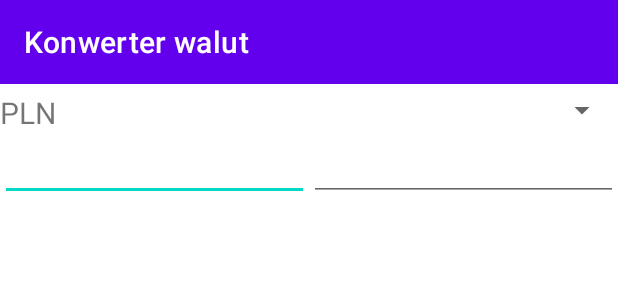
After one commit to JankDev/AndroidStudioProjects, an Android app: the layout activity_converter_view.xml on its own in the app's theme, with its tools: preview values and no code run, on a phone screen of 412 x 824 dp. The commit adds this screen. Shown: the top 300 px of the screen. Run offline under Robolectric (Android 15) with nearby library versions, the phone set to English and light mode, and no system bars; network calls fail.

Commit message:
Add converter view

```diff
--- a/kursy_walut/Robert_Kraut_cz_8/app/build.gradle
+++ b/kursy_walut/Robert_Kraut_cz_8/app/build.gradle
@@ -47,7 +47,8 @@ dependencies {
     implementation 'com.squareup.retrofit2:converter-moshi:2.9.0'
     implementation 'com.squareup.okhttp3:logging-interceptor:4.2.1'
     implementation 'com.github.AnyChart:AnyChart-Android:1.1.2'
-    implementation 'androidx.recyclerview:recyclerview:1.1.0'
+    implementation 'androidx.recyclerview:recyclerview:1.2.0'
+    implementation "androidx.core:core-ktx:1.3.2"
     implementation 'androidx.legacy:legacy-support-v4:1.0.0'
     implementation 'com.github.blongho:worldCountryData:1.5.1'
     testImplementation 'junit:junit:4.13.2'
--- a/kursy_walut/Robert_Kraut_cz_8/app/src/main/AndroidManifest.xml
+++ b/kursy_walut/Robert_Kraut_cz_8/app/src/main/AndroidManifest.xml
@@ -11,7 +11,8 @@
         android:roundIcon="@mipmap/ic_launcher_round"
         android:supportsRtl="true"
         android:theme="@style/Theme.Robert_Kraut_cz_8">
-        <activity android:name=".view.GoldViewActivity"></activity>
+        <activity android:name=".view.ConverterView"></activity>
+        <activity android:name=".view.GoldViewActivity" />
         <activity
             android:name=".view.CurrencyViewListActivity"
             android:label="@string/title_currencyview_list"
--- a/kursy_walut/Robert_Kraut_cz_8/app/src/main/java/pl/agh/robert_kraut_cz_8/MainActivity.kt
+++ b/kursy_walut/Robert_Kraut_cz_8/app/src/main/java/pl/agh/robert_kraut_cz_8/MainActivity.kt
@@ -5,6 +5,7 @@ import android.os.Bundle
 import android.view.View
 import androidx.appcompat.app.AppCompatActivity
 import com.blongho.country_data.World
+import pl.agh.robert_kraut_cz_8.view.ConverterView
 import pl.agh.robert_kraut_cz_8.view.CurrencyViewListActivity
 import pl.agh.robert_kraut_cz_8.view.GoldViewActivity
 
@@ -28,4 +29,9 @@ class MainActivity : AppCompatActivity() {
     fun onExitButtonClick(view: View) {
         finishAffinity()
     }
+
+    fun onViewConverterClick(view: View){
+        val intent = Intent(this,ConverterView::class.java)
+        startActivity(intent)
+    }
 }
--- /dev/null
+++ b/kursy_walut/Robert_Kraut_cz_8/app/src/main/res/layout/activity_converter_view.xml
@@ -0,0 +1,62 @@
+<?xml version="1.0" encoding="utf-8"?>
+<LinearLayout xmlns:android="http://schemas.android.com/apk/res/android"
+    xmlns:app="http://schemas.android.com/apk/res-auto"
+    xmlns:tools="http://schemas.android.com/tools"
+    android:layout_width="match_parent"
+    android:layout_height="match_parent"
+    android:orientation="vertical"
+    tools:context=".view.ConverterView" >
+
+    <androidx.appcompat.widget.Toolbar
+        android:id="@+id/toolbar2"
+        android:layout_width="match_parent"
+        android:layout_height="wrap_content"
+        android:background="?attr/colorPrimary"
+        android:minHeight="?attr/actionBarSize"
+        android:theme="?attr/actionBarTheme"
+        app:title="@string/convert_toolbar_title" />
+
+    <LinearLayout
+        android:layout_width="match_parent"
+        android:layout_height="wrap_content"
+        android:layout_marginTop="5dp"
+        android:orientation="horizontal"
+        android:weightSum="2">
+
+        <TextView
+            android:id="@+id/textView2"
+            android:layout_width="0dp"
+            android:layout_height="wrap_content"
+            android:layout_weight="1"
+            android:text="@string/pln"
+            android:textSize="20sp" />
+
+        <Spinner
+            android:id="@+id/currencySpinner"
+            android:layout_width="0dp"
+            android:layout_height="wrap_content"
+            android:layout_weight="1" />
+    </LinearLayout>
+
+    <LinearLayout
+        android:layout_width="match_parent"
+        android:layout_height="wrap_content"
+        android:orientation="horizontal">
+
+        <EditText
+            android:id="@+id/convertPln"
+            android:layout_width="wrap_content"
+            android:layout_height="wrap_content"
+            android:layout_weight="1"
+            android:ems="10"
+            android:inputType="numberDecimal" />
+
+        <EditText
+            android:id="@+id/convertOther"
+            android:layout_width="wrap_content"
+            android:layout_height="wrap_content"
+            android:layout_weight="1"
+            android:ems="10"
+            android:inputType="numberDecimal" />
+    </LinearLayout>
+</LinearLayout>
--- a/kursy_walut/Robert_Kraut_cz_8/app/src/main/res/layout/activity_main.xml
+++ b/kursy_walut/Robert_Kraut_cz_8/app/src/main/res/layout/activity_main.xml
@@ -80,6 +80,7 @@
         android:layout_marginEnd="32dp"
         android:layout_marginBottom="16dp"
         android:drawableTop="@mipmap/conversion"
+        android:onClick="onViewConverterClick"
         android:text="@string/convert"
         android:textColor="@color/black"
         app:backgroundTint="@color/white"
--- a/kursy_walut/Robert_Kraut_cz_8/app/src/main/res/values/dimens.xml
+++ b/kursy_walut/Robert_Kraut_cz_8/app/src/main/res/values/dimens.xml
@@ -5,4 +5,5 @@
     <dimen name="app_bar_height">200dp</dimen>
     <dimen name="item_width">200dp</dimen>
     <dimen name="text_margin">16dp</dimen>
+    <dimen name="font_size">20sp</dimen>
 </resources>
--- a/kursy_walut/Robert_Kraut_cz_8/app/src/main/res/values/strings.xml
+++ b/kursy_walut/Robert_Kraut_cz_8/app/src/main/res/values/strings.xml
@@ -11,4 +11,6 @@
     <string name="current_price">Aktualny kurs</string>
     <string name="last7_chart_title">Kurs za ostatnie 7 dni</string>
     <string name="last30_chart_title">Kurs za ostatnie 30 dni</string>
+    <string name="convert_toolbar_title">Konwerter walut</string>
+    <string name="pln">PLN</string>
 </resources>
```
Also changed, not shown: kursy_walut/Robert_Kraut_cz_8/app/src/main/java/pl/agh/robert_kraut_cz_8/view/ConverterView.kt (added, +77 -0 lines).
